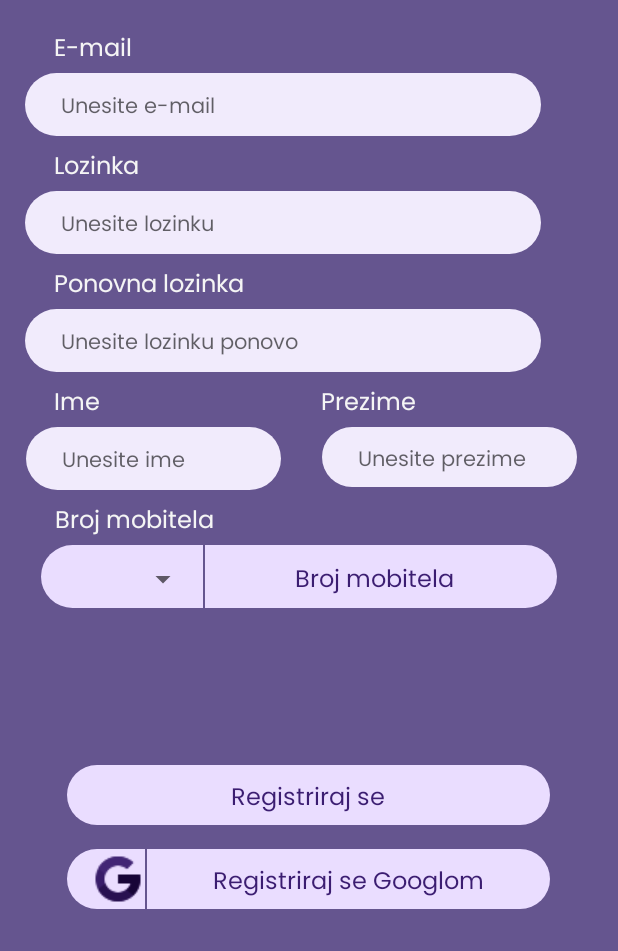
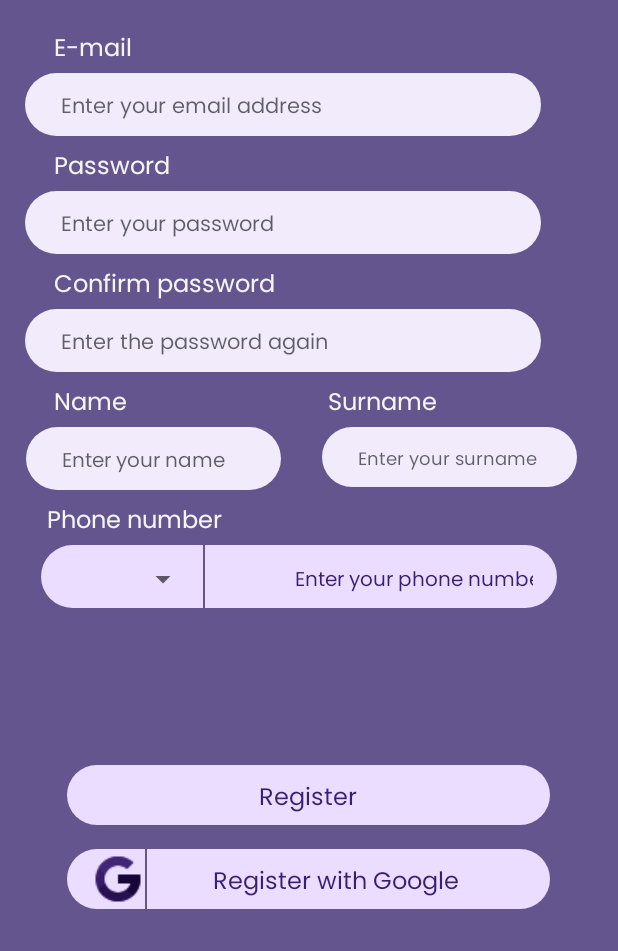
Before and after one commit to Anamarijacode/PrintMateFront, an Android app: the RegisterActivity screen opened directly, with no data from a screen before it, on a phone screen of 412 x 824 dp, the part 285-1236 px from its top. Run offline under Robolectric (Android 15) with nearby library versions, the phone set to English and light mode, and no system bars.

Commit message:
Drugi commit

```diff
--- a/app/src/main/AndroidManifest.xml
+++ b/app/src/main/AndroidManifest.xml
@@ -14,6 +14,12 @@
         android:supportsRtl="true"
         android:theme="@style/Theme.PrintMate"
         tools:targetApi="31">
+        <activity
+            android:name=".ProizvodaciActivity"
+            android:exported="false" />
+        <activity
+            android:name=".LanguageActivity"
+            android:exported="false" />
         <activity
             android:name=".MainActivity"
             android:exported="true">
--- a/app/src/main/res/layout/activity_register.xml
+++ b/app/src/main/res/layout/activity_register.xml
@@ -26,7 +26,7 @@
         android:layout_marginStart="36dp"
         android:layout_marginTop="20dp"
         android:fontFamily="@font/poppins"
-        android:text="E-mail"
+        android:text="@string/email"
         android:textColor="@color/text_color_secondary"
         android:textSize="16sp"
         app:layout_constraintStart_toStartOf="parent"
@@ -42,7 +42,7 @@
         android:layout_marginEnd="51dp"
         android:background="@drawable/rounded_edittext"
         android:fontFamily="@font/poppins"
-        android:hint="Unesite e-mail"
+        android:hint="@string/enter_email"
         android:paddingStart="24dp"
         android:paddingTop="5dp"
         android:paddingEnd="24dp"
@@ -59,7 +59,7 @@
         android:layout_marginStart="36dp"
         android:layout_marginTop="8dp"
         android:fontFamily="@font/poppins"
-        android:text="Lozinka"
+        android:text="@string/lozinka"
         android:textColor="@color/text_color_secondary"
         android:textSize="16sp"
         app:layout_constraintStart_toStartOf="parent"
@@ -74,7 +74,7 @@
         android:layout_marginEnd="51dp"
         android:background="@drawable/rounded_edittext"
         android:fontFamily="@font/poppins"
-        android:hint="Unesite lozinku"
+        android:hint="@string/unseite_lozinku"
         android:paddingStart="24dp"
         android:paddingTop="5dp"
         android:paddingEnd="24dp"
@@ -91,7 +91,7 @@
         android:layout_marginStart="36dp"
         android:layout_marginTop="8dp"
         android:fontFamily="@font/poppins"
-        android:text="Ponovna lozinka"
+        android:text="@string/potvrdi_lozinku"
         android:textColor="@color/text_color_secondary"
         android:textSize="16sp"
         app:layout_constraintStart_toStartOf="parent"
@@ -106,7 +106,7 @@
         android:layout_marginEnd="51dp"
         android:background="@drawable/rounded_edittext"
         android:fontFamily="@font/poppins"
-        android:hint="Unesite lozinku ponovo"
+        android:hint="@string/ponovni_unos_lozinke"
         android:paddingStart="24dp"
         android:paddingTop="5dp"
         android:paddingEnd="24dp"
@@ -123,7 +123,7 @@
         android:layout_marginStart="36dp"
         android:layout_marginTop="8dp"
         android:fontFamily="@font/poppins"
-        android:text="Ime"
+        android:text="@string/ime"
         android:textColor="@color/text_color_secondary"
         android:textSize="16sp"
         app:layout_constraintStart_toStartOf="parent"
@@ -138,12 +138,12 @@
         android:layout_marginEnd="22dp"
         android:background="@drawable/rounded_edittext"
         android:fontFamily="@font/poppins"
-        android:hint="Unesite ime"
+        android:hint="@string/unesite_ime"
         android:paddingStart="24dp"
         android:paddingTop="5dp"
         android:paddingEnd="24dp"
         android:textColor="@color/text_color_primary"
-        android:textSize="14dp"
+        android:textSize="13dp"
         app:layout_constraintEnd_toStartOf="@+id/etPrezimeRegistracija"
         app:layout_constraintStart_toStartOf="parent"
         app:layout_constraintTop_toBottomOf="@+id/tImeRegistracija" />
@@ -156,7 +156,7 @@
         android:layout_marginTop="8dp"
         android:layout_marginEnd="135dp"
         android:fontFamily="@font/poppins"
-        android:text="Prezime"
+        android:text="@string/prezime"
         android:textColor="@color/text_color_secondary"
         android:textSize="16sp"
         app:layout_constraintEnd_toEndOf="parent"
@@ -172,13 +172,13 @@
         android:layout_marginEnd="26dp"
         android:background="@drawable/rounded_edittext"
         android:fontFamily="@font/poppins"
-        android:hint="Unesite prezime"
+        android:hint="@string/prezime_unos"
         android:paddingStart="24dp"
 
         android:paddingTop="5dp"
         android:paddingEnd="24dp"
         android:textColor="@color/text_color_primary"
-        android:textSize="14dp"
+        android:textSize="12dp"
         app:layout_constraintEnd_toEndOf="parent"
         app:layout_constraintStart_toEndOf="@+id/etImeRegistracija"
         app:layout_constraintTop_toBottomOf="@+id/tPrezimeRegistracija" />
@@ -191,7 +191,7 @@
         android:layout_marginTop="8dp"
         android:layout_marginEnd="269dp"
         android:fontFamily="@font/poppins"
-        android:text="Broj mobitela"
+        android:text="@string/broj_mobitela"
         android:textColor="@color/text_color_secondary"
         android:textSize="16sp"
         app:layout_constraintEnd_toEndOf="parent"
@@ -253,9 +253,9 @@
             android:fontFamily="@font/poppins"
             android:paddingStart="24dp"
             android:paddingTop="5dp"
-            android:text="Broj mobitela"
+            android:text="@string/unesite_broj_mobitela"
             android:textColor="@color/text_color_primary"
-            android:textSize="16dp"
+            android:textSize="13dp"
             app:layout_constraintBottom_toBottomOf="parent"
             app:layout_constraintStart_toEndOf="@id/separatorImageBroj"
             app:layout_constraintTop_toTopOf="parent" />
@@ -272,7 +272,7 @@
         android:backgroundTint="@color/button_color_secondary"
         android:fontFamily="@font/poppins"
         android:paddingTop="5dp"
-        android:text="Registriraj se"
+        android:text="@string/registriraj_se_btn"
         android:textAllCaps="false"
         android:textColor="@color/text_color_primary"
         android:textSize="16dp"
@@ -327,7 +327,7 @@
             android:fontFamily="@font/poppins"
             android:paddingStart="24dp"
             android:paddingTop="5dp"
-            android:text="Registriraj se Googlom"
+            android:text="@string/registriraj_se_googlom_btn"
             android:textColor="@color/text_color_primary"
             android:textSize="16dp"
             app:layout_constraintBottom_toBottomOf="parent"
--- a/app/src/main/res/values/strings.xml
+++ b/app/src/main/res/values/strings.xml
@@ -1,3 +1,53 @@
 <resources>
-    <string name="app_name">PrintMate</string>
+    <string name="app_name" translatable="false">PrintMate</string>
+    <string name="language_chose">Choose a language</string>
+    <string name="zapocnimo">Let\'s start!</string>
+    <string name="email">E-mail</string>
+    <string name="enter_email">Enter your email address</string>
+    <string name="lozinka">Password</string>
+    <string name="unseite_lozinku">Enter your password</string>
+    <string name="prijavi_se_btn">Log in</string>
+    <string name="prijavi_se_btn_google">Log in with Google</string>
+    <string name="nemas_racun_link">Don\'t have an account? Register here</string>
+    <string name="potvrdi_lozinku">Confirm password</string>
+    <string name="ponovni_unos_lozinke">Enter the password again</string>
+    <string name="ime">Name</string>
+    <string name="unesite_ime">Enter your name</string>
+    <string name="prezime">Surname</string>
+    <string name="prezime_unos">Enter your surname</string>
+    <string name="broj_mobitela">Phone number</string>
+    <string name="unesite_broj_mobitela">Enter your phone number</string>
+    <string name="registriraj_se_btn">Register</string>
+    <string name="registriraj_se_googlom_btn">Register with Google</string>
+
+    <string name="odaberi_j">Choose a language</string>
+    <string name="engleski">English</string>
+    <string name="hrvatski">Croatian</string>
+    <string name="bosanski">Bosnian</string>
+    <string name="srpski">Serbian</string>
+    <string name="madarski">Hungarian</string>
+    <string name="slovacki">Slovak</string>
+    <string name="slovenski">Slovenian</string>
+
+
+    <string-array name="languages">
+        <item>@string/odaberi_j</item>
+        <item>@string/engleski</item>
+        <item>@string/hrvatski</item>
+        <item>@string/bosanski</item>
+        <item>@string/srpski</item>
+        <item>@string/slovacki</item>
+        <item>@string/slovenski</item>
+        <item>@string/madarski</item>
+    </string-array>
+    <string name="odaberite_proizvodaca">Select the manufacturer</string>
+    <string name="preskoci_btn">Skip</string>
+    <string name="proizvodaci_serch">Enter the name of the manufacturer</string>
+    <string name="odaberite_printer">Select 3D printer</string>
+    <string name="d_printer_serch">Enter the name of 3D printer</string>
+    <string name="odaberi_btn">Select</string>
+    <string name="specifikacije_printera">Printer specifications</string>
+    <string name="daljen_upute">Further instructions</string>
+    <string name="vrati_se">Go back</string>
+    <string name="nastvi_btn">Continue</string>
 </resources>
```
Also changed, not shown: app/src/main/java/com/printmate/PrintMate/LanguageActivity.java (added, +24 -0 lines), app/src/main/java/com/printmate/PrintMate/ProizvodaciActivity.java (added, +24 -0 lines), app/src/main/res/layout/activity_language.xml (added, +75 -0 lines), app/src/main/res/layout/activity_launch.xml (+13 -1 lines), app/src/main/res/layout/activity_login.xml (+6 -6 lines), app/src/main/res/layout/activity_proizvodaci.xml (added, +44 -0 lines), app/src/main/res/layout/item_proizvodac.xml (added, +19 -0 lines), app/src/main/res/layout/spinner_list.xml (added, +8 -0 lines), app/src/main/res/drawable/officiallogo.png (added), 6 other files.
